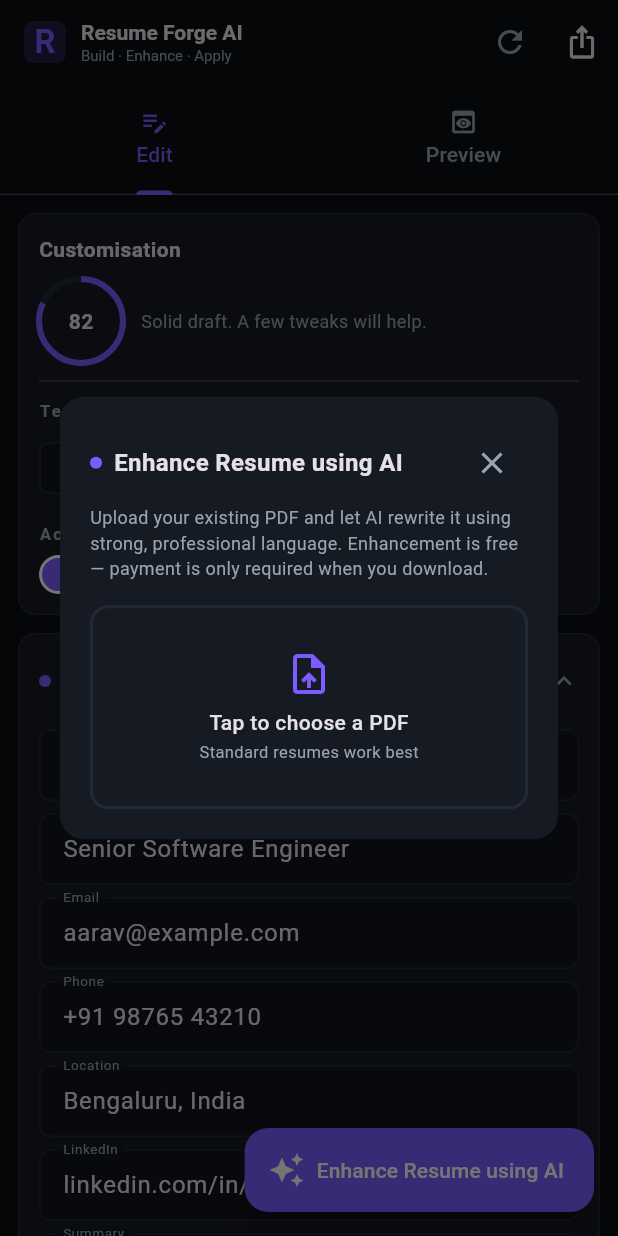
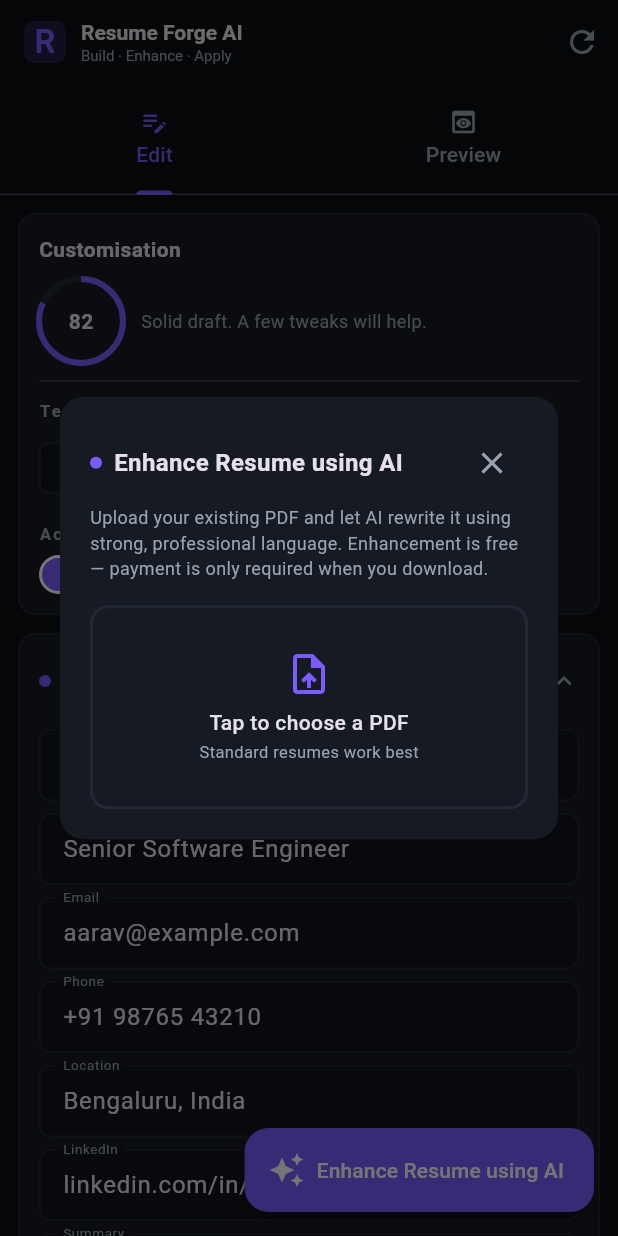
Before and after one commit to Neelam735/airesumebuilder, a Flutter app: the screen it shows after launch, after a tap on "Enhance Resume using AI", on a phone screen of 412 x 824 dp. Run offline on Flutter 3.47's test engine with Material 3 defaults, Android fonts, the phone set to English and light mode, and no system bars; our stand-ins replace file_picker, in_app_purchase, pdf, printing, shared_preferences; missing offline and left inert: syncfusion_flutter_pdf.

Commit message:
Navigate to Preview tab on enhance done; remove AppBar share button
- "View enhanced resume" now dismisses the dialog then calls animateTo(1)
  to switch to the Preview tab automatically
- Removed the ios_share IconButton from AppBar actions (download is only
  accessible via the Download bar on the Preview tab)

https://claude.ai/code/session_01SXBoJhWT4KymjnL2Dnx5S9

```diff
--- a/mobile/lib/screens/builder_screen.dart
+++ b/mobile/lib/screens/builder_screen.dart
@@ -74,7 +74,10 @@ class _BuilderScreenState extends State<BuilderScreen>
     showDialog(
       context: context,
       barrierDismissible: false,
-      builder: (_) => EnhanceDialog(api: _api),
+      builder: (_) => EnhanceDialog(
+        api: _api,
+        onDone: () => _tabs.animateTo(1),
+      ),
     );
   }
 
@@ -148,19 +151,7 @@ class _BuilderScreenState extends State<BuilderScreen>
                 icon: const Icon(Icons.refresh, color: AppColors.inkMuted),
                 onPressed: _confirmReset,
               ),
-              IconButton(
-                tooltip: 'Download PDF',
-                icon: _exporting
-                    ? const SizedBox(
-                        width: 18,
-                        height: 18,
-                        child: CircularProgressIndicator(
-                            strokeWidth: 2, color: AppColors.ink),
-                      )
-                    : const Icon(Icons.ios_share, color: AppColors.ink),
-                onPressed: _exporting ? null : _download,
-              ),
-            ],
+              ],
             bottom: TabBar(
               controller: _tabs,
               labelColor: AppColors.brand,
--- a/mobile/lib/widgets/enhance_dialog.dart
+++ b/mobile/lib/widgets/enhance_dialog.dart
@@ -17,8 +17,9 @@ enum _Stage { idle, extracting, improving, filling, done, error }
 /// the next download is paid.
 class EnhanceDialog extends StatefulWidget {
   final ResumeApi api;
+  final VoidCallback? onDone;
 
-  const EnhanceDialog({super.key, required this.api});
+  const EnhanceDialog({super.key, required this.api, this.onDone});
 
   @override
   State<EnhanceDialog> createState() => _EnhanceDialogState();
@@ -184,7 +185,10 @@ class _EnhanceDialogState extends State<EnhanceDialog> {
             ),
             const SizedBox(height: 12),
             ElevatedButton(
-              onPressed: () => Navigator.of(context).pop(),
+              onPressed: () {
+                Navigator.of(context).pop();
+                widget.onDone?.call();
+              },
               child: const Text('View enhanced resume'),
             ),
           ],
```
